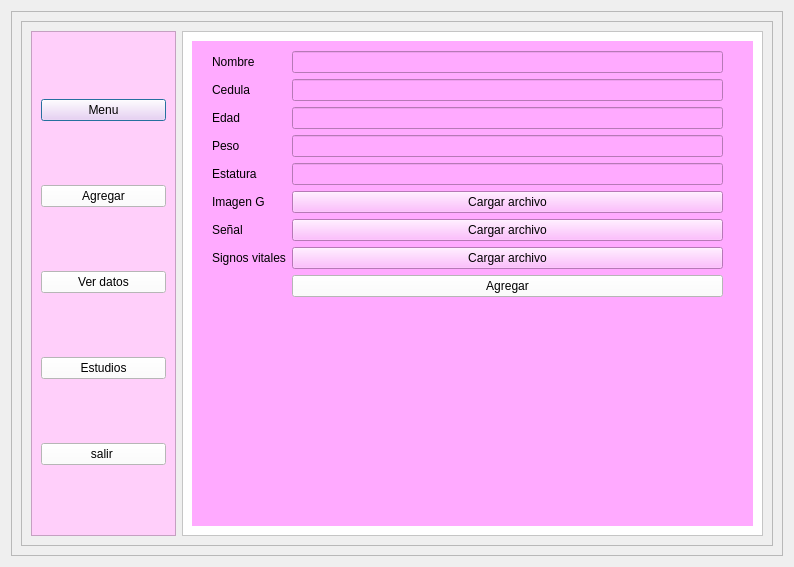
isavalenra/PROYECTOFINAL_INFO2, file ventana resultado.ui: the form before one commit.
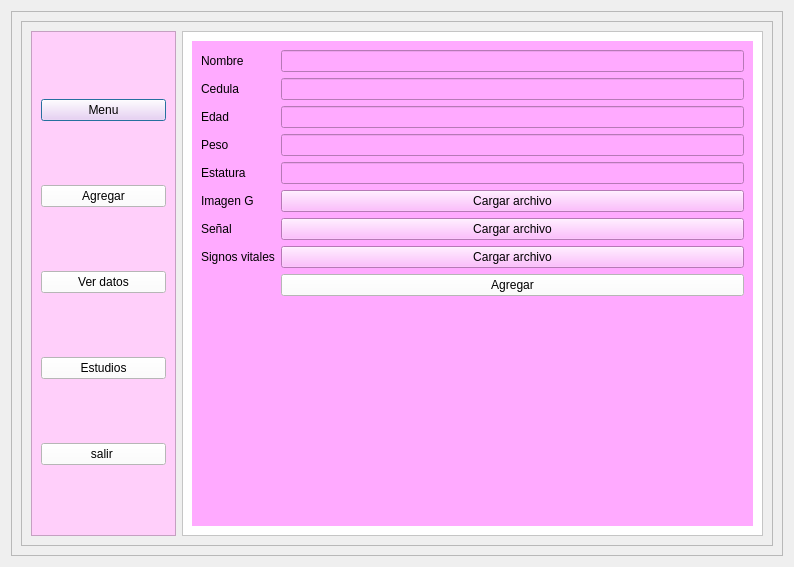
The form after the commit. The open tabs and pages were chosen to show the change. Icons and pictures are not drawn.

Commit message: resultado imagen

```diff
--- a/ventana resultado.ui
+++ b/ventana resultado.ui
@@ -136,15 +136,8 @@
                <property name="styleSheet">
                 <string notr="true">background-color: rgb(255, 170, 255);</string>
                </property>
-               <widget class="QWidget" name="formLayoutWidget">
-                <property name="geometry">
-                 <rect>
-                  <x>20</x>
-                  <y>10</y>
-                  <width>511</width>
-                  <height>461</height>
-                 </rect>
-                </property>
+               <layout class="QVBoxLayout" name="verticalLayout_3">
+                <item>
                 <layout class="QFormLayout" name="formLayout">
                  <item row="0" column="0">
                   <widget class="QLabel" name="label_2">
@@ -249,7 +242,8 @@
                   </widget>
                  </item>
                 </layout>
-               </widget>
+                </item>
+               </layout>
               </widget>
               <widget class="QWidget" name="pag_datos">
                <layout class="QVBoxLayout" name="verticalLayout_2" stretch="1,5">
```
Left out of the diff: 2 changed lines with no effect on the pictures. Lines whose indentation alone changed are shown as unchanged. The commit also changes 2 other files.
